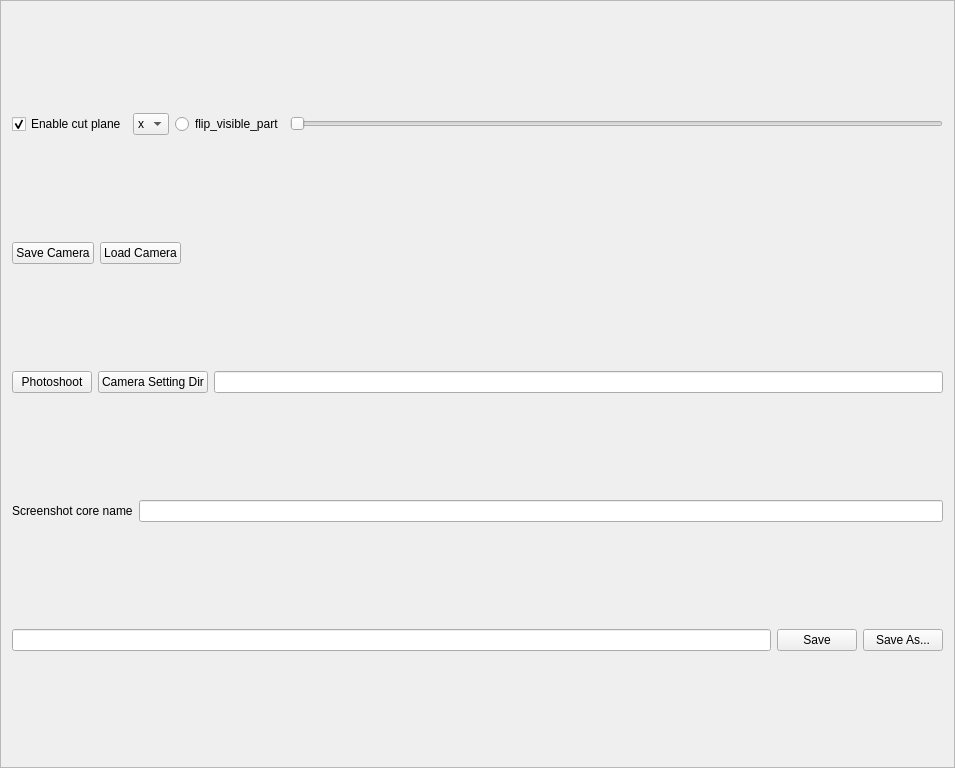
Qt form GraphicsFrame.ui (maciekswat/ram_plots) before a commit.
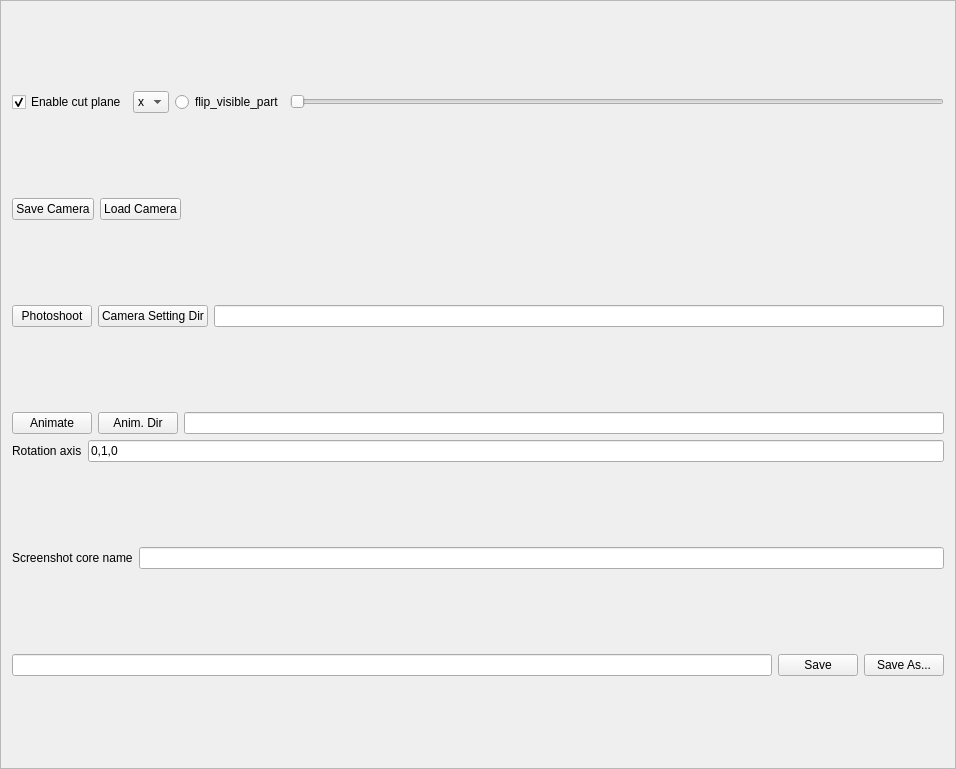
The same form after that commit.

```diff
--- a/GraphicsFrame.ui
+++ b/GraphicsFrame.ui
@@ -6,8 +6,8 @@
    <rect>
     <x>0</x>
     <y>0</y>
-    <width>955</width>
-    <height>768</height>
+    <width>956</width>
+    <height>769</height>
    </rect>
   </property>
   <property name="windowTitle">
@@ -19,7 +19,7 @@
   <property name="frameShadow">
    <enum>QFrame::Raised</enum>
   </property>
-  <layout class="QVBoxLayout" name="verticalLayout">
+  <layout class="QVBoxLayout" name="verticalLayout_2">
    <item>
     <layout class="QHBoxLayout" name="horizontalLayout_2">
      <item>
@@ -122,6 +122,49 @@
      </item>
     </layout>
    </item>
+   <item>
+    <layout class="QVBoxLayout" name="verticalLayout">
+     <item>
+      <layout class="QHBoxLayout" name="horizontalLayout_6">
+       <item>
+        <widget class="QPushButton" name="animate_PB">
+         <property name="text">
+          <string>Animate</string>
+         </property>
+        </widget>
+       </item>
+       <item>
+        <widget class="QPushButton" name="anim_dir_PB">
+         <property name="text">
+          <string>Anim. Dir</string>
+         </property>
+        </widget>
+       </item>
+       <item>
+        <widget class="QLineEdit" name="anim_dir_LE"/>
+       </item>
+      </layout>
+     </item>
+     <item>
+      <layout class="QHBoxLayout" name="horizontalLayout_7">
+       <item>
+        <widget class="QLabel" name="label_2">
+         <property name="text">
+          <string>Rotation axis</string>
+         </property>
+        </widget>
+       </item>
+       <item>
+        <widget class="QLineEdit" name="rot_axis_LE">
+         <property name="text">
+          <string>0,1,0</string>
+         </property>
+        </widget>
+       </item>
+      </layout>
+     </item>
+    </layout>
+   </item>
    <item>
     <layout class="QHBoxLayout" name="horizontalLayout_5">
      <item>
```
